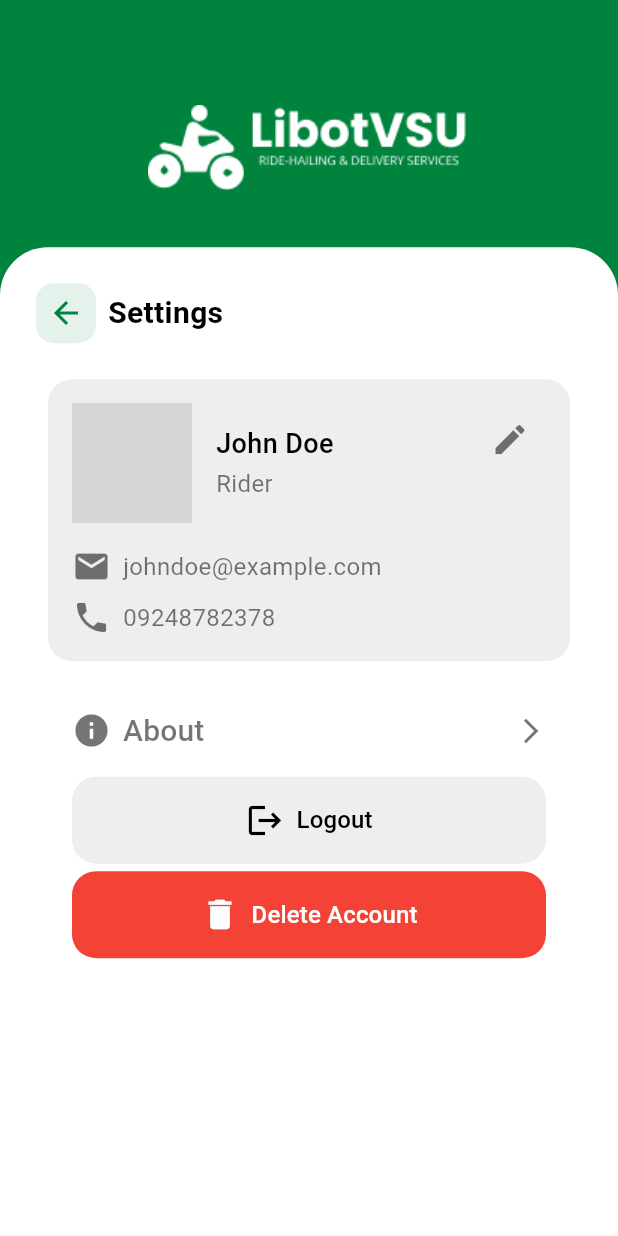
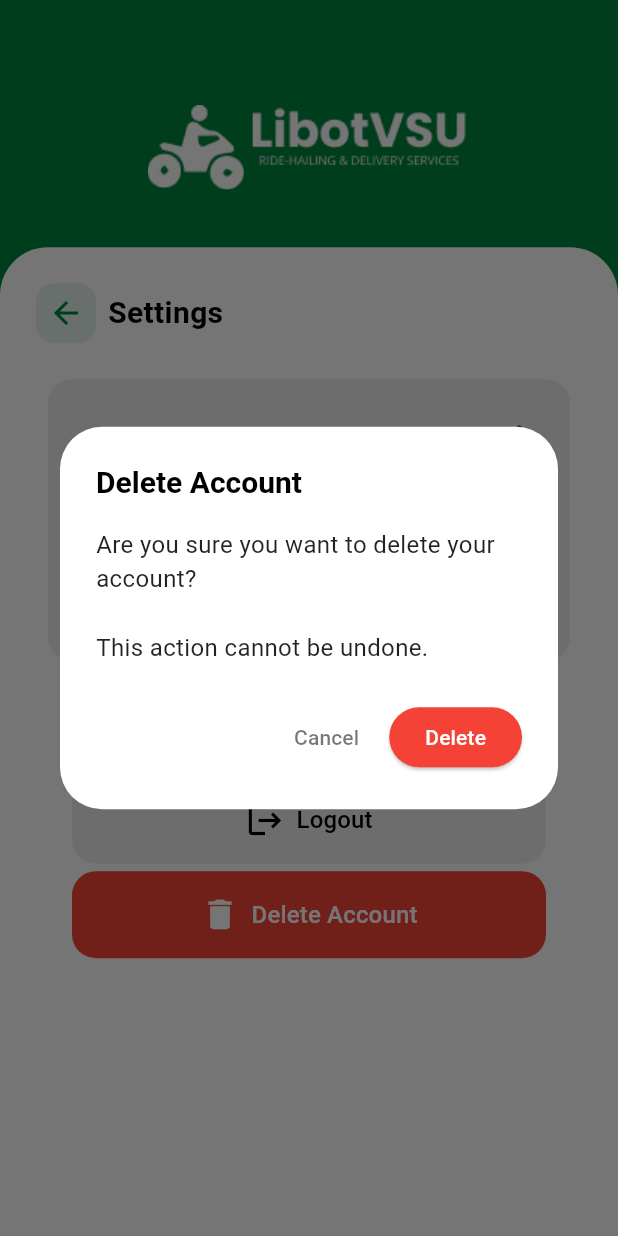
Before and after one commit to TristanCavite/libot_vsu1, a Flutter app: the SettingScreen screen opened directly, after a tap on "Delete Account", on a phone screen of 412 x 824 dp. Run offline on Flutter 3.47's test engine with Material 3 defaults, Android fonts, the phone set to English and light mode, and no system bars; our stand-ins replace cloud_firestore, firebase_auth, firebase_core, flutter_typeahead, image_picker, supabase_flutter; accounts and stored records are empty; generated files the repository leaves out were written again; network calls fail; grey boxes are pictures that could not be loaded.

Commit message:
Added confirmation modals for logout and delete

```diff
--- a/lib/screens/Client_Dashboard/Request_Screens/request_delivery_screen.dart
+++ b/lib/screens/Client_Dashboard/Request_Screens/request_delivery_screen.dart
@@ -310,7 +310,10 @@ class _RequestDeliveryScreenState extends State<RequestDeliveryScreen> {
                     borderRadius: BorderRadius.circular(12),
                   ),
                 ),
-                onPressed: () {},
+                onPressed: () {
+                  // Handle delivery request confirmation here
+                  // Add logic to send the request
+                },
                 child: const Text(
                   'Confirm Delivery Request',
                   style: TextStyle(fontSize: 16, color: Colors.white),
--- a/lib/screens/Client_Dashboard/Request_Screens/request_ride_screen.dart
+++ b/lib/screens/Client_Dashboard/Request_Screens/request_ride_screen.dart
@@ -314,7 +314,10 @@ class _RequestRideScreenState extends State<RequestRideScreen> {
                     borderRadius: BorderRadius.circular(12),
                   ),
                 ),
-                onPressed: () {},
+                onPressed: () {
+                  // Handle ride request confirmation
+                  // Add logic to send the request
+                },
                 child: const Text(
                   'Confirm Ride Request',
                   style: TextStyle(fontSize: 16, color: Colors.white),
--- a/lib/screens/setting.dart
+++ b/lib/screens/setting.dart
@@ -212,7 +212,7 @@ class SettingScreen extends StatelessWidget {
     );
   }
 
-  Widget _deleteAccountButton() {
+  Widget _deleteAccountButton(BuildContext context) {
     return Padding(
       padding: const EdgeInsets.symmetric(horizontal: 16.0),
       child: SizedBox(
@@ -220,6 +220,18 @@ class SettingScreen extends StatelessWidget {
         child: TextButton.icon(
           onPressed: () {
             // Perform an action
+            _showConfirmationDialog(
+              context,
+              title: "Delete Account",
+              content:
+                  "Are you sure you want to delete your account? \n\nThis action cannot be undone.",
+              confirmButtonText: "Delete",
+              confirmButtonColor: Colors.red,
+              onConfirm: () {
+                // Perform delete account logic here
+                Navigator.pop(context); // Close dialog
+              },
+            );
           },
           icon: const Icon(Icons.delete, color: Colors.white, size: 26),
           label: const Text(
@@ -239,7 +251,7 @@ class SettingScreen extends StatelessWidget {
     );
   }
 
-  Widget _buildLogoutButton() {
+  Widget _buildLogoutButton(BuildContext context) {
     return Padding(
       padding: const EdgeInsets.symmetric(horizontal: 16.0),
       child: SizedBox(
@@ -247,6 +259,17 @@ class SettingScreen extends StatelessWidget {
         child: TextButton.icon(
           onPressed: () {
             // Perform an action
+            _showConfirmationDialog(
+              context,
+              title: "Logout",
+              content: "Are you sure you want to logout?",
+              confirmButtonText: "Logout",
+              confirmButtonColor: Colors.black,
+              onConfirm: () {
+                // Perform logout logic here
+                Navigator.pop(context); // Close dialog
+              },
+            );
           },
           icon: const Icon(Icons.logout, color: Colors.black, size: 26),
           label: const Text(
@@ -276,11 +299,57 @@ class SettingScreen extends StatelessWidget {
       child: Column(
         mainAxisAlignment: MainAxisAlignment.spaceBetween,
         children: [
-          _buildLogoutButton(),
+          _buildLogoutButton(context),
           const SizedBox(height: 5), // Space between buttons
-          _deleteAccountButton(),
+          _deleteAccountButton(context),
         ],
       ),
     );
   }
+
+  void _showConfirmationDialog(
+    BuildContext context, {
+    required String title,
+    required String content,
+    required String confirmButtonText,
+    required Color confirmButtonColor,
+    required VoidCallback onConfirm,
+  }) {
+    showDialog(
+      context: context,
+      builder:
+          (context) => AlertDialog(
+            backgroundColor: Colors.white,
+            title: Text(
+              title,
+              style: const TextStyle(
+                fontWeight: FontWeight.bold,
+                fontSize: 20,
+                color: Colors.black,
+              ),
+            ),
+            content: Text(
+              content,
+              style: const TextStyle(fontSize: 16, color: Colors.black87),
+            ),
+            actions: [
+              TextButton(
+                onPressed: () => Navigator.pop(context),
+                child: const Text(
+                  "Cancel",
+                  style: TextStyle(color: Colors.black54),
+                ),
+              ),
+              ElevatedButton(
+                style: ElevatedButton.styleFrom(
+                  backgroundColor: confirmButtonColor,
+                  foregroundColor: Colors.white,
+                ),
+                onPressed: onConfirm,
+                child: Text(confirmButtonText),
+              ),
+            ],
+          ),
+    );
+  }
 }
```
